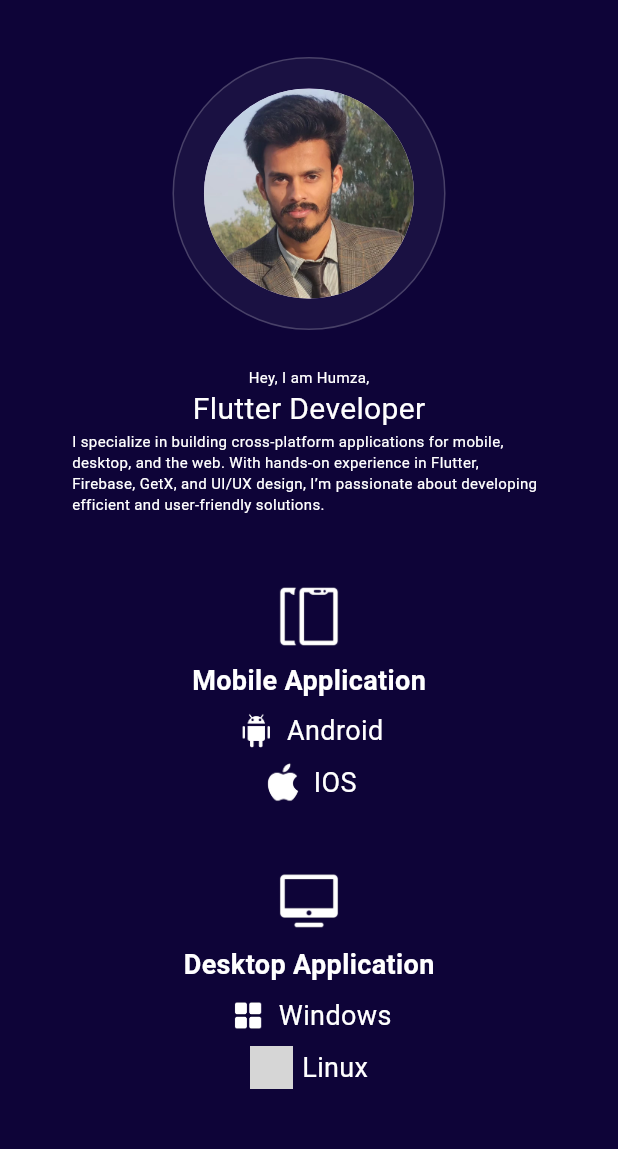
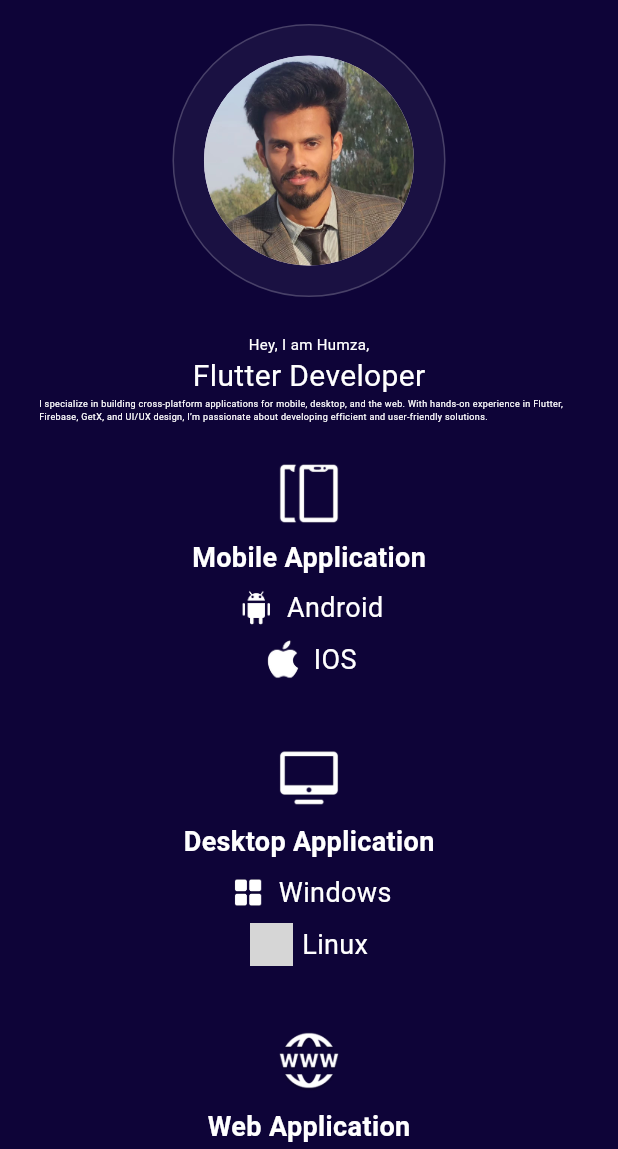
Before and after one commit to hamzaMalik469/my_portfolio, a Flutter app: the screen it shows after launch, on a phone screen of 412 x 824 dp, the part 87-1236 px from its top. Run offline on Flutter 3.47's test engine with Material 3 defaults, Android fonts, the phone set to English and light mode, and no system bars; our stand-ins replace firebase_core, get, google_fonts, url_strategy; missing offline and left inert: dart:html; accounts and stored records are empty; grey boxes are pictures that could not be loaded.

```diff
--- a/lib/Common Widgets/drawer.dart
+++ b/lib/Common Widgets/drawer.dart
@@ -23,7 +23,7 @@ Drawer myDrawer = Drawer(
       ),
       ListTile(
         title: Text('Projects', style: GoogleFonts.inriaSerif(color: white)),
-        onTap: () => Get.toNamed("/Project"),
+        onTap: () => Get.toNamed("/Projects"),
       ),
       ListTile(
         title: Text('About', style: GoogleFonts.inriaSerif(color: white)),
--- a/lib/Common Widgets/nav_bar.dart
+++ b/lib/Common Widgets/nav_bar.dart
@@ -36,7 +36,7 @@ class NavBar extends StatelessWidget {
               Row(
                 children: [
                   _navItem("Home", "/Home"),
-                  _navItem("Projects", "/Project"),
+                  _navItem("Projects", "/Projects"),
                   _navItem("About", "/About"),
                   ElevatedButton(
                     onPressed: () {
@@ -44,7 +44,7 @@ class NavBar extends StatelessWidget {
                         // 👇 Safe use of html only for web
                         _openResumePDF();
                       } else {
-                        // Optional: Show a snackbar for mobile
+                        // Optional: Show a snack bar for mobile
                         ScaffoldMessenger.of(context).showSnackBar(
                           SnackBar(
                               content:
--- a/lib/Screens/Home/short_intro.dart
+++ b/lib/Screens/Home/short_intro.dart
@@ -12,9 +12,10 @@ class ShortIntro extends StatelessWidget {
     return LayoutBuilder(
       builder: (context, constraints) {
         bool isMobile = constraints.maxWidth < 800;
+        double width= constraints.maxWidth;
 
         return Padding(
-          padding: const EdgeInsets.all(32.0),
+          padding:  EdgeInsets.all(isMobile? 10: 32.0),
           child: isMobile
               ? Column(
             crossAxisAlignment: CrossAxisAlignment.center,
@@ -65,7 +66,7 @@ class ShortIntro extends StatelessWidget {
             homeDes,
             textAlign: isMobile ? TextAlign.left : TextAlign.left,
             style:
-            GoogleFonts.inriaSerif(fontSize: isMobile ? 10 : 24, color: white),
+            GoogleFonts.inriaSerif(fontSize: isMobile ? 6 : 24, color: white),
           ),
         ),
       ],
--- a/lib/main.dart
+++ b/lib/main.dart
@@ -30,11 +30,9 @@ class MyApp extends StatelessWidget {
       initialRoute: '/Home',
       getPages: [
         GetPage(name: '/Home', page: ()=> Home()),
-        GetPage(name: '/Project', page: ()=> Project()),
+        GetPage(name: '/Projects', page: ()=> Project()),
         GetPage(name: '/About', page: ()=> About()),
         GetPage(name: '/Image', page: ()=> ImageScreen())
-
-
       ],
     );
   }
```
Also changed, not shown: lib/Screens/Project/project.dart (+23 -10 lines), assets/images/meter1.jpg (added), assets/images/meter2.jpg (added), assets/images/meter3.jpg (added), assets/images/meter4.jpg (added), pubspec.lock, 7 other files.
